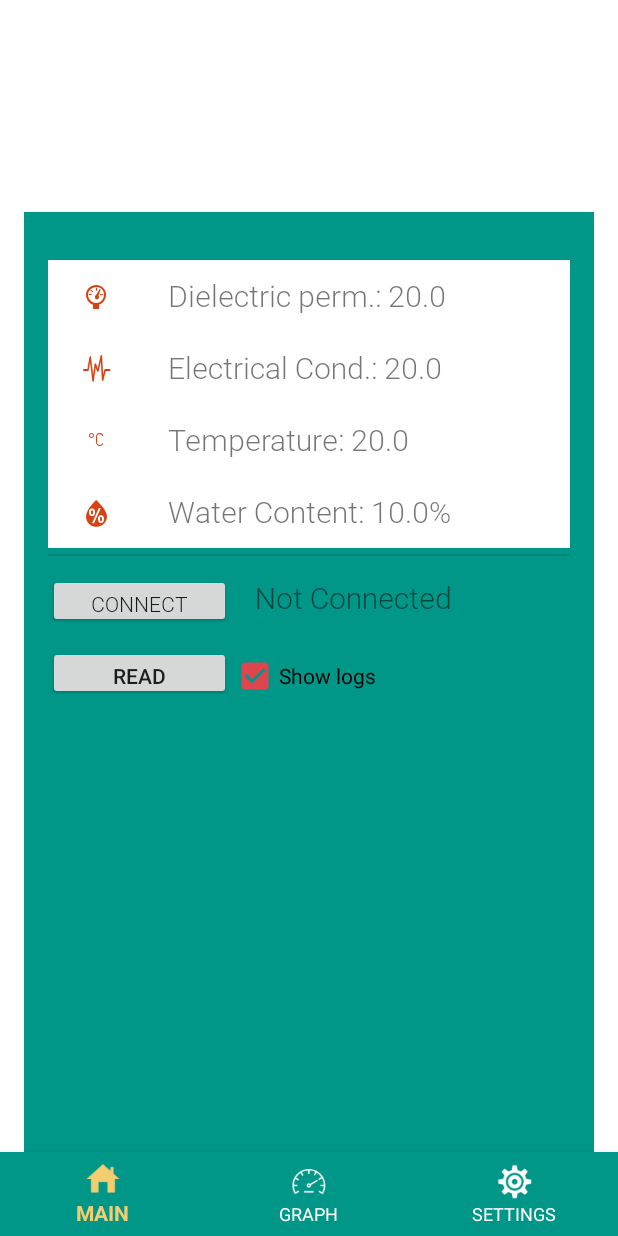
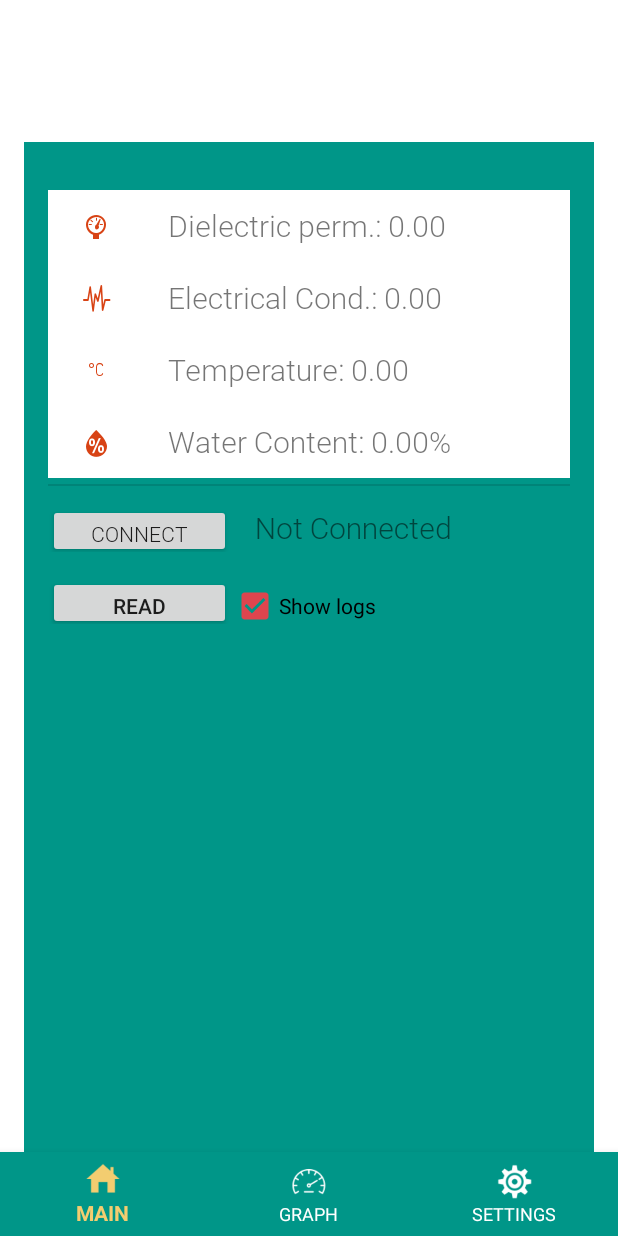
Before and after one commit to plantmer/soilsensor, an Android app: the screen it shows after launch (MainActivity), on a phone screen of 412 x 824 dp. Run offline under Robolectric (Android 15) with nearby library versions, the phone set to English and light mode, and no system bars; libraries missing offline, so code that uses them is left out: com.github.mikephil.charting; 113 statements that could not run were skipped.

Commit message:
newline listener

```diff
--- a/app/src/main/java/com/plantmer/soilsensor/Fragment/MainFragment.java
+++ b/app/src/main/java/com/plantmer/soilsensor/Fragment/MainFragment.java
@@ -45,12 +45,12 @@ public class MainFragment extends Fragment implements View.OnClickListener{
             mDielectricPermittivityView.setText(getString(R.string.dp_label, split[0]));
             mElectricalConductivityView.setText(getString(R.string.ec_label, split[1]));
             mTemperatureView.setText(getString(R.string.temp_label, split[2]));
-            mVWCView.setText(getString(R.string.vwc_label, split[3], mPercentSign));
+            mVWCView.setText(getString(R.string.vwc_label, String.valueOf(Float.valueOf(split[3])*100.0), mPercentSign));
         }else if(split.length==5){ //readings with date
             mDielectricPermittivityView.setText(getString(R.string.dp_label, split[1]));
             mElectricalConductivityView.setText(getString(R.string.ec_label, split[2]));
             mTemperatureView.setText(getString(R.string.temp_label, split[3]));
-            mVWCView.setText(getString(R.string.vwc_label, split[4], mPercentSign));
+            mVWCView.setText(getString(R.string.vwc_label, String.valueOf(Float.valueOf(split[4])*100.0), mPercentSign));
         }
     }
 
@@ -84,10 +84,10 @@ public class MainFragment extends Fragment implements View.OnClickListener{
     }
 
     private void updateCurrentWeather() {
-        mDielectricPermittivityView.setText(getString(R.string.dp_label, "20.0"));
-        mElectricalConductivityView.setText(getString(R.string.ec_label, "20.0"));
-        mTemperatureView.setText(getString(R.string.temp_label, "20.0"));
-        mVWCView.setText(getString(R.string.vwc_label, "10.0", mPercentSign));
+        mDielectricPermittivityView.setText(getString(R.string.dp_label, "0.00"));
+        mElectricalConductivityView.setText(getString(R.string.ec_label, "0.00"));
+        mTemperatureView.setText(getString(R.string.temp_label, "0.00"));
+        mVWCView.setText(getString(R.string.vwc_label, "0.00", mPercentSign));
 
      }
     @Override
--- a/app/src/main/java/com/plantmer/soilsensor/MainActivity.java
+++ b/app/src/main/java/com/plantmer/soilsensor/MainActivity.java
@@ -34,7 +34,7 @@ public class MainActivity extends AppCompatActivity {
         for(int i=0;i<5;i++){
             logs.add("");
         }
-        cmdLog.setText("\n\n\n\n\n\n\n\n\n\n");
+        cmdLog.setText("\n\n\n\n\n");
     }
     private String type=null;
 
@@ -44,26 +44,30 @@ public class MainActivity extends AppCompatActivity {
             runOnUiThread(new Runnable() {
                 @Override
                 public void run() {
-                    Log.i("main","in:"+log);
+                    try {
+                        Log.i("main", "in:" + log);
                         addLog(log);
-                    if(log.startsWith(">")){
+                        if (log.startsWith(">")) {
                             return;
                         }
-                    if(log.startsWith("ver")){
-                        lastVer=true;
-                    }else if(!isConnected() && lastVer){
+                        if (log.startsWith("ver")) {
+                            lastVer = true;
+                        } else if (!isConnected() && lastVer) {
                             lastVer = false;
-                        type= log.substring(0,3);
+                            type = log.substring(0, 3);
                             android.util.Log.i("main", "DETECTED : " + type);
                             connected = true;
                             mainFragment.setConnected(connected);
-                    }else {
+                        } else {
                             String[] split = log.split(",");
                             if (split.length > 0) {
                                 mainFragment.append(split);
                                 graphFragment.append(split);
                                 settingsFragment.append(split);
                             }
+                        }
+                    }catch (Exception ex){
+                        Log.e("main","addLine",ex);
                     }
                 }
             });
```
Also changed, not shown: 1 other file. Lines whose indentation alone changed are shown as unchanged.
